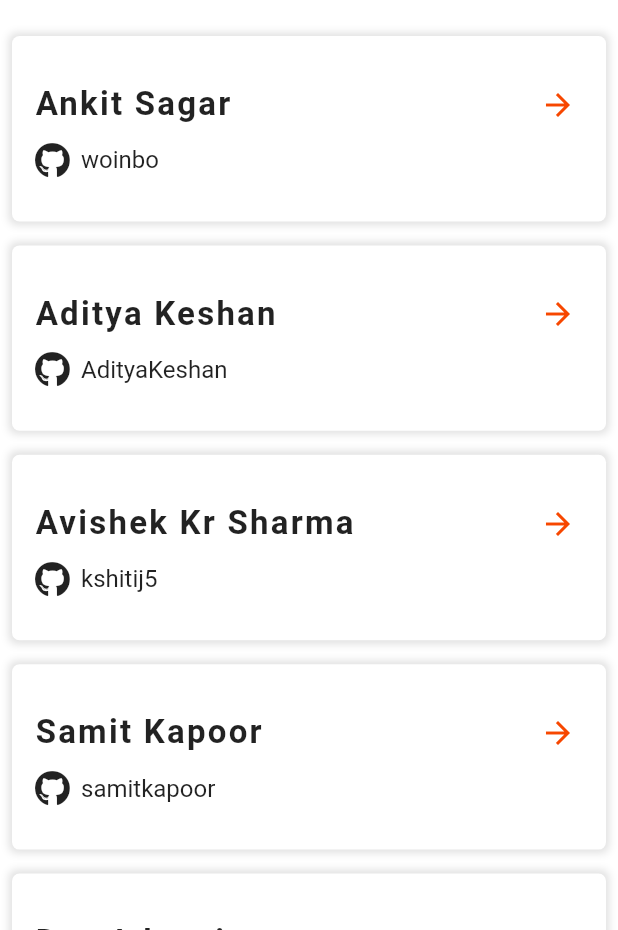
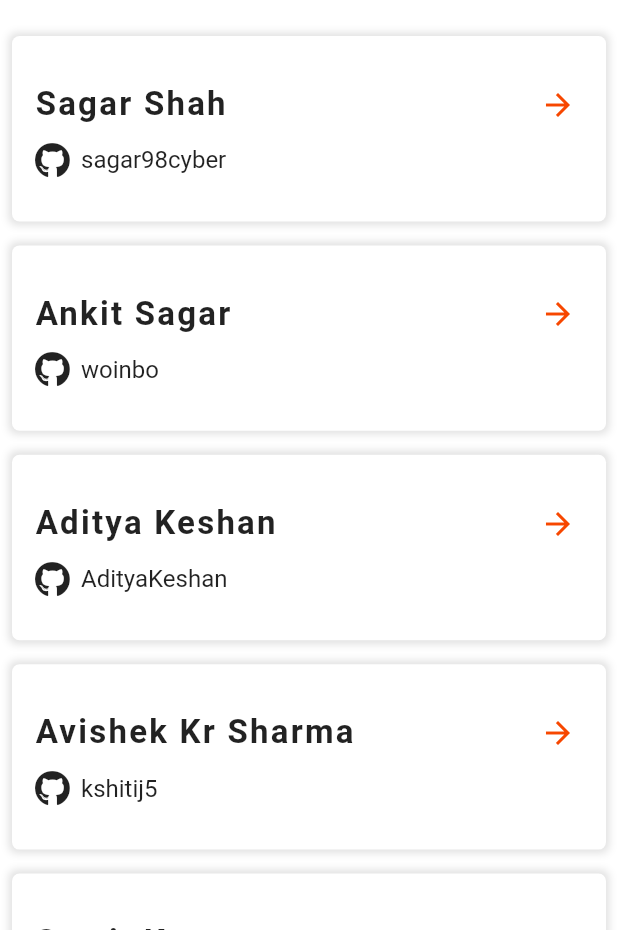
Before and after one commit to mhmzdev/hacktoberfest-flutter, a Flutter app: the Contributor screen opened directly, on a phone screen of 412 x 824 dp, the part 306-1236 px from its top. Run offline on Flutter 3.47's test engine with Material 2 defaults, Android fonts, the phone set to English and light mode, and no system bars; our stand-ins replace font_awesome_flutter, simple_animations.

Commit message:
added-myself

```diff
--- a/lib/contributors.dart
+++ b/lib/contributors.dart
@@ -7,6 +7,7 @@ class Contributor extends StatelessWidget {
   // Add your Full Name in this list
   // Please do not remove any other name :)
   final contributorsName = [
+    'Sagar Shah',
     'Ankit Sagar',
     'Aditya Keshan',
     'Avishek Kr Sharma',
@@ -104,6 +105,7 @@ class Contributor extends StatelessWidget {
   ];
 
   final gitHubUserName = [
+    'sagar98cyber',
     'woinbo',
     'AdityaKeshan',
     'kshitij5',
```
Also changed, not shown: pubspec.lock, 2 other files.
